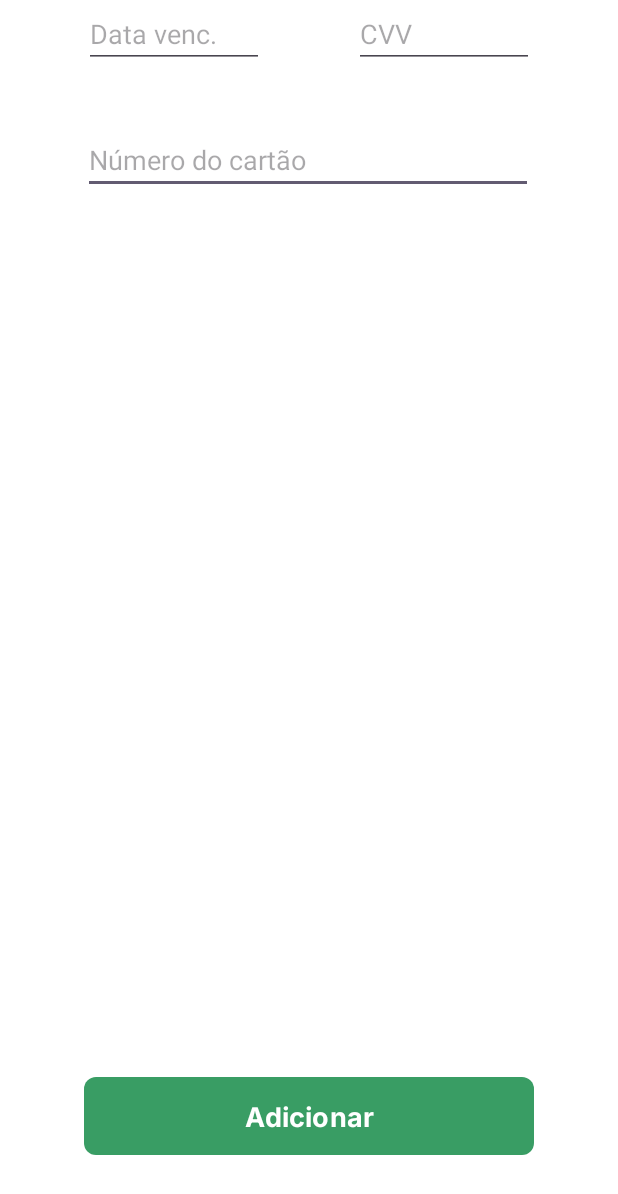
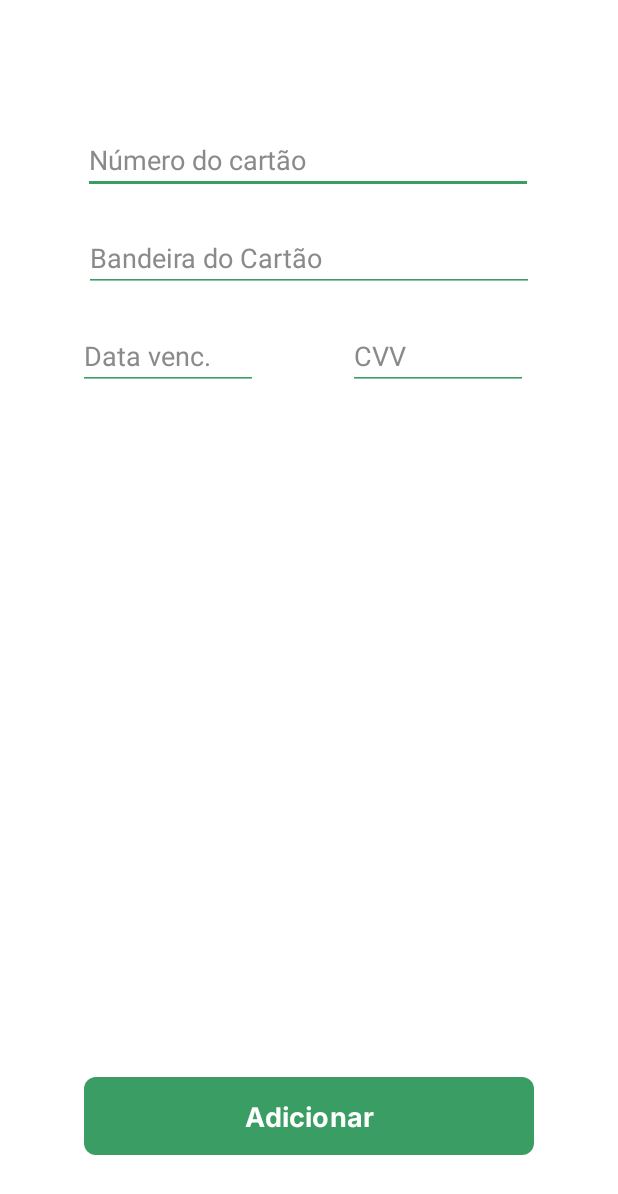
Before and after one commit to jeancarloslima/Bikebem, an Android app: the AddMeioPagamentoActivity screen opened directly, with no data from a screen before it, on a phone screen of 412 x 824 dp. Shown: the top 1194 px of the screen. Run offline under Robolectric (Android 15) with nearby library versions, the phone set to English and light mode, and no system bars.

```diff
--- a/app/src/main/java/com/example/testeregistro/activity/ConfirmPaymentActivity.java
+++ b/app/src/main/java/com/example/testeregistro/activity/ConfirmPaymentActivity.java
@@ -3,14 +3,58 @@ package com.example.testeregistro.activity;
 import androidx.appcompat.app.AppCompatActivity;
 
 import android.os.Bundle;
+import android.os.CountDownTimer;
+import android.view.View;
+import android.widget.TextView;
+import android.widget.Toast;
 
 import com.example.testeregistro.R;
 
+import java.util.Locale;
+
 public class ConfirmPaymentActivity extends AppCompatActivity {
-
+    private TextView campoTimer;
+    private CountDownTimer timer;
+    private int time = 3600000;
+    private int restantTime = 3600000;
     @Override
     protected void onCreate(Bundle savedInstanceState) {
         super.onCreate(savedInstanceState);
         setContentView(R.layout.activity_confirm_payment);
+
+        campoTimer = findViewById(R.id.textCampoTimer);
+        iniciarTimer();
     }
+
+    private void iniciarTimer() {
+        timer = new CountDownTimer(time, 1000) {
+            @Override
+            public void onTick(long millisUntilFinished) {
+                long horas = (millisUntilFinished / 1000) / 3600;
+                long minutos = ((millisUntilFinished / 1000) % 3600) / 60;
+                long segundos = (millisUntilFinished / 1000) % 60;
+                String timeFormatted = String.format(Locale.getDefault(), "%02d:%02d:%02d", horas, minutos, segundos);
+                campoTimer.setText(timeFormatted);
+                restantTime -= 1000;
+            }
+
+            @Override
+            public void onFinish() {
+                campoTimer.setText("00:00:00");
+                Toast.makeText(ConfirmPaymentActivity.this, "Tempo esgotado", Toast.LENGTH_SHORT).show();
+            }
+        }.start();
+    }
+
+    public void adicionaTempo(View view) {
+        time = restantTime + 3600000;
+        restantTime += 3600000;
+        paraTempo();
+        iniciarTimer();
+    }
+
+    private void paraTempo() {
+        timer.cancel();
+    }
+
 }
--- a/app/src/main/res/layout/activity_add_meio_pagamento.xml
+++ b/app/src/main/res/layout/activity_add_meio_pagamento.xml
@@ -15,32 +15,43 @@
         android:ems="10"
         android:hint="Número do cartão"
         android:inputType="number"
+        android:textColor="#000000"
         app:layout_constraintEnd_toEndOf="parent"
         app:layout_constraintHorizontal_bias="0.495"
         app:layout_constraintStart_toStartOf="parent"
-        app:layout_constraintTop_toTopOf="parent" />
+        app:layout_constraintTop_toTopOf="parent"
+        android:backgroundTint="#399D64"
+        android:textColorHint="#8A8A8A"/>
 
     <EditText
         android:id="@+id/editTextDate"
         android:layout_width="120sp"
         android:layout_height="wrap_content"
-        android:layout_marginStart="56dp"
+        android:layout_marginStart="52dp"
+        android:layout_marginTop="20dp"
         android:ems="10"
         android:hint="Data venc."
         android:inputType="date"
+        android:textColor="#000000"
         app:layout_constraintStart_toStartOf="parent"
-        tools:layout_editor_absoluteY="149dp" />
+        app:layout_constraintTop_toBottomOf="@+id/editTextText"
+        android:backgroundTint="#399D64"
+        android:textColorHint="#8A8A8A"/>
 
     <EditText
         android:id="@+id/editTextNumber4"
         android:layout_width="120sp"
         android:layout_height="wrap_content"
         android:layout_marginStart="60dp"
+        android:layout_marginTop="20dp"
         android:ems="10"
         android:hint="CVV"
         android:inputType="number"
+        android:textColor="#000000"
         app:layout_constraintStart_toEndOf="@+id/editTextDate"
-        tools:layout_editor_absoluteY="149dp" />
+        app:layout_constraintTop_toBottomOf="@+id/editTextText"
+        android:backgroundTint="#399D64"
+        android:textColorHint="#8A8A8A"/>
 
     <Button
         android:id="@+id/button6"
@@ -56,4 +67,20 @@
         app:layout_constraintBottom_toBottomOf="parent"
         app:layout_constraintEnd_toEndOf="parent"
         app:layout_constraintStart_toStartOf="parent" />
+
+    <EditText
+        android:id="@+id/editTextText"
+        android:layout_width="300sp"
+        android:layout_height="wrap_content"
+        android:layout_marginTop="20dp"
+        android:ems="10"
+        android:hint="Bandeira do Cartão"
+        android:inputType="text"
+        android:textColor="#000000"
+        app:layout_constraintEnd_toEndOf="parent"
+        app:layout_constraintStart_toStartOf="parent"
+        app:layout_constraintTop_toBottomOf="@+id/editTextNumber3"
+        android:backgroundTint="#399D64"
+        android:textColorHint="#8A8A8A"/>
+
 </androidx.constraintlayout.widget.ConstraintLayout>
```
Also changed, not shown: app/src/main/res/layout/activity_confirm_payment.xml (+6 -17 lines).
